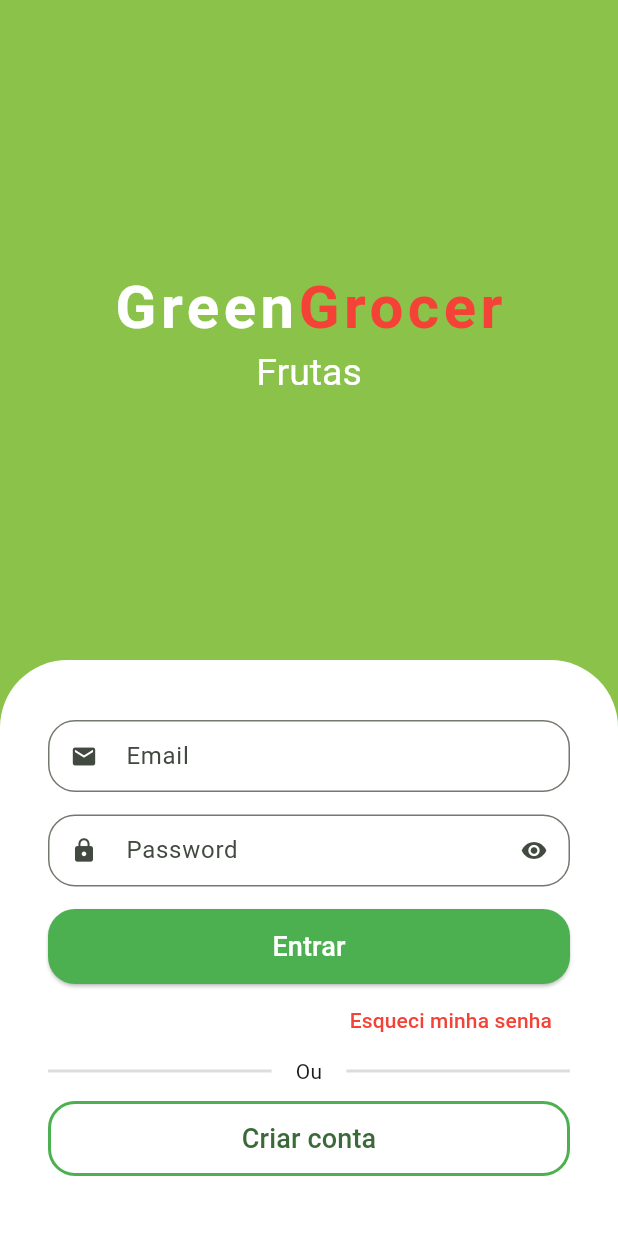
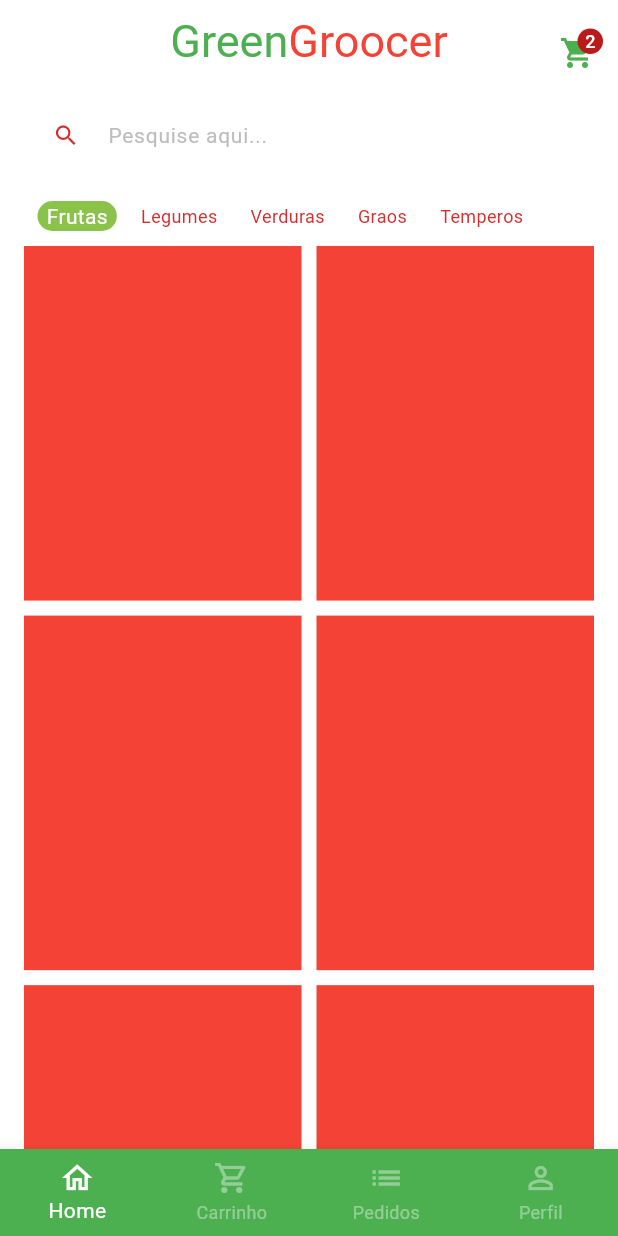
Before and after one commit to matheuspiffer/greengrocer, a Flutter app: the screen it shows after launch, after a tap on "Entrar", on a phone screen of 412 x 824 dp. Run offline on Flutter 3.47's test engine with Material 3 defaults, Android fonts, the phone set to English and light mode, and no system bars; drawn by our look-alikes of animated_text_kit; our stand-ins replace mask_text_input_formatter.

Commit message:
Adicionado sign up and home tb screen

```diff
--- a/lib/main.dart
+++ b/lib/main.dart
@@ -1,5 +1,5 @@
 import 'package:flutter/material.dart';
-import 'package:greengrocer/src/auth/sign_in_screen.dart';
+import 'package:greengrocer/src/pages/auth/sign_in_screen.dart';
 
 void main() {
   runApp(const MyApp());
@@ -14,9 +14,9 @@ class MyApp extends StatelessWidget {
     return MaterialApp(
       title: 'Flutter Demo',
       theme: ThemeData(
-        colorScheme: ColorScheme.fromSeed(seedColor: Colors.green),
-        useMaterial3: true,
-      ),
+          colorScheme: ColorScheme.fromSeed(seedColor: Colors.green),
+          useMaterial3: true,
+          scaffoldBackgroundColor: Colors.white.withAlpha(190)),
       debugShowCheckedModeBanner: false,
       home: const SignInScreen(),
     );
--- a/lib/src/auth/components/custom_text_field.dart
+++ b/lib/src/pages/auth/components/custom_text_field.dart
@@ -1,16 +1,18 @@
 import 'package:flutter/material.dart';
+import 'package:flutter/services.dart';
 
 class CustomTextField extends StatefulWidget {
   final IconData icon;
   final String label;
   final bool isSecret;
+  final List<TextInputFormatter>? inputFormatters;
 
-  const CustomTextField({
-    super.key,
-    required this.icon,
-    required this.label,
-    this.isSecret = false,
-  });
+  const CustomTextField(
+      {super.key,
+      required this.icon,
+      required this.label,
+      this.isSecret = false,
+      this.inputFormatters});
 
   @override
   State<CustomTextField> createState() => _CustomTextFieldState();
@@ -30,6 +32,7 @@ class _CustomTextFieldState extends State<CustomTextField> {
     return Padding(
       padding: const EdgeInsets.only(bottom: 15),
       child: TextFormField(
+        inputFormatters: widget.inputFormatters,
         obscureText: isObscure,
         decoration: InputDecoration(
           prefixIcon: Icon(widget.icon),
--- a/lib/src/auth/sign_in_screen.dart
+++ b/lib/src/pages/auth/sign_in_screen.dart
@@ -1,12 +1,18 @@
 import 'package:animated_text_kit/animated_text_kit.dart';
 import 'package:flutter/material.dart';
-import 'package:greengrocer/src/auth/components/custom_text_field.dart';
-import 'package:greengrocer/src/auth/sign_up_screen.dart';
+import 'package:greengrocer/src/pages/auth/components/custom_text_field.dart';
+import 'package:greengrocer/src/pages/auth/sign_up_screen.dart';
+import 'package:greengrocer/src/pages/base/%20base_screen.dart';
 import 'package:greengrocer/src/config/custom_colors.dart';
 
-class SignInScreen extends StatelessWidget {
+class SignInScreen extends StatefulWidget {
   const SignInScreen({super.key});
 
+  @override
+  State<SignInScreen> createState() => _SignInScreenState();
+}
+
+class _SignInScreenState extends State<SignInScreen> {
   @override
   Widget build(BuildContext context) {
     final size = MediaQuery.of(context).size;
@@ -97,7 +103,12 @@ class SignInScreen extends StatelessWidget {
                             borderRadius: BorderRadius.circular(18),
                           ),
                         ),
-                        onPressed: () {},
+                        onPressed: () {
+                          Navigator.of(context)
+                              .pushReplacement(MaterialPageRoute(builder: (c) {
+                            return const BaseScreen();
+                          }));
+                        },
                         child: const Text(
                           "Entrar",
                           style: TextStyle(
--- /dev/null
+++ b/lib/src/pages/base/ base_screen.dart
@@ -0,0 +1,68 @@
+// ignore_for_file: file_names
+
+import 'package:flutter/material.dart';
+import 'package:greengrocer/src/pages/home/home_tab.dart';
+
+class BaseScreen extends StatefulWidget {
+  const BaseScreen({super.key});
+
+  @override
+  State<BaseScreen> createState() => _BaseScreenState();
+}
+
+class _BaseScreenState extends State<BaseScreen> {
+  int currentIndex = 0;
+  final pageController = PageController();
+
+  @override
+  Widget build(BuildContext context) {
+    return Scaffold(
+      body: PageView(
+        physics: const NeverScrollableScrollPhysics(),
+        controller: pageController,
+        children: [
+          const HomeTab(),
+          Container(
+            color: Colors.red,
+          ),
+          Container(
+            color: Colors.blue,
+          ),
+          Container(
+            color: Colors.orange,
+          ),
+        ],
+      ),
+      bottomNavigationBar: BottomNavigationBar(
+          currentIndex: currentIndex,
+          type: BottomNavigationBarType.fixed,
+          onTap: (index) {
+            setState(() {
+              currentIndex = index;
+              pageController.jumpToPage(index);
+            });
+          },
+          backgroundColor: Colors.green,
+          selectedItemColor: Colors.white,
+          unselectedItemColor: Colors.white.withAlpha(100),
+          items: const [
+            BottomNavigationBarItem(
+              icon: Icon(Icons.home_outlined),
+              label: 'Home',
+            ),
+            BottomNavigationBarItem(
+              icon: Icon(Icons.shopping_cart_outlined),
+              label: 'Carrinho',
+            ),
+            BottomNavigationBarItem(
+              icon: Icon(Icons.list),
+              label: 'Pedidos',
+            ),
+            BottomNavigationBarItem(
+              icon: Icon(Icons.person_outline),
+              label: 'Perfil',
+            ),
+          ]),
+    );
+  }
+}
--- /dev/null
+++ b/lib/src/pages/home/components/category_tile.dart
@@ -0,0 +1,38 @@
+import 'package:flutter/material.dart';
+import 'package:greengrocer/src/config/custom_colors.dart';
+
+class CategoryTile extends StatelessWidget {
+  const CategoryTile(
+      {super.key,
+      required this.category,
+      required this.isSelected,
+      required this.onPressed});
+
+  final String category;
+  final bool isSelected;
+  final VoidCallback onPressed;
+  @override
+  Widget build(BuildContext context) {
+    return GestureDetector(
+      onTap: onPressed,
+      child: Align(
+        alignment: Alignment.center,
+        child: Container(
+            padding: const EdgeInsets.symmetric(horizontal: 6),
+            decoration: BoxDecoration(
+                borderRadius: BorderRadius.circular(10),
+                color: isSelected
+                    ? CustomColors.customSwatchColor
+                    : Colors.transparent),
+            child: Text(
+              category,
+              style: TextStyle(
+                  color: isSelected
+                      ? Colors.white
+                      : CustomColors.customConstrastColor,
+                  fontSize: isSelected ? 14 : 12),
+            )),
+      ),
+    );
+  }
+}
--- /dev/null
+++ b/lib/src/pages/home/home_tab.dart
@@ -0,0 +1,122 @@
+import 'package:flutter/material.dart';
+import 'package:greengrocer/src/config/custom_colors.dart';
+import 'package:greengrocer/src/pages/home/components/category_tile.dart';
+import 'package:greengrocer/src/config/app_data.dart' as appData;
+
+class HomeTab extends StatefulWidget {
+  const HomeTab({super.key});
+
+  @override
+  State<HomeTab> createState() => _HomeTabState();
+}
+
+class _HomeTabState extends State<HomeTab> {
+  String selectedCategory = 'Frutas';
+
+  @override
+  Widget build(BuildContext context) {
+    return Scaffold(
+      appBar: AppBar(
+        backgroundColor: Colors.transparent,
+        elevation: 0,
+        centerTitle: true,
+        title: const Text.rich(
+          TextSpan(
+            style: TextStyle(
+              fontSize: 30,
+            ),
+            children: [
+              TextSpan(
+                text: 'Green',
+                style: TextStyle(color: Colors.green),
+              ),
+              TextSpan(text: 'Groocer', style: TextStyle(color: Colors.red)),
+            ],
+          ),
+        ),
+        actions: [
+          Padding(
+            padding: const EdgeInsets.only(top: 15, right: 15),
+            child: GestureDetector(
+              onTap: () {},
+              child: const Badge(
+                label: Text(
+                  '2',
+                  style: TextStyle(
+                    color: Colors.white,
+                    fontSize: 12,
+                  ),
+                ),
+                child: Icon(
+                  Icons.shopping_cart,
+                  color: Colors.green,
+                ),
+              ),
+            ),
+          )
+        ],
+      ),
+      body: Column(
+        children: [
+          Padding(
+            padding: const EdgeInsets.symmetric(horizontal: 20, vertical: 10),
+            child: TextFormField(
+              decoration: InputDecoration(
+                filled: true,
+                fillColor: Colors.white,
+                isDense: true,
+                hintText: 'Pesquise aqui...',
+                hintStyle: TextStyle(color: Colors.grey.shade400, fontSize: 14),
+                prefixIcon: Icon(
+                  Icons.search,
+                  color: CustomColors.customConstrastColor,
+                ),
+                border: OutlineInputBorder(
+                  borderRadius: BorderRadius.circular(60),
+                  borderSide:
+                      const BorderSide(width: 0, style: BorderStyle.none),
+                ),
+              ),
+            ),
+          ),
+          Container(
+            padding: const EdgeInsets.only(left: 25),
+            height: 40,
+            child: ListView.separated(
+                scrollDirection: Axis.horizontal,
+                itemBuilder: (_, index) {
+                  return CategoryTile(
+                    onPressed: () {
+                      setState(() {
+                        selectedCategory = appData.categories[index];
+                      });
+                    },
+                    category: appData.categories[index],
+                    isSelected: appData.categories[index] == selectedCategory,
+                  );
+                },
+                separatorBuilder: (_, index) => const SizedBox(width: 10),
+                itemCount: appData.categories.length),
+          ),
+          Expanded(
+            child: GridView.builder(
+              padding: const EdgeInsets.fromLTRB(16, 0, 16, 16),
+              physics: const BouncingScrollPhysics(),
+              gridDelegate: const SliverGridDelegateWithFixedCrossAxisCount(
+                  crossAxisCount: 2,
+                  mainAxisSpacing: 10,
+                  crossAxisSpacing: 10,
+                  childAspectRatio: 9 / 11.5),
+              itemBuilder: (_, index) {
+                return Container(
+                  color: Colors.red,
+                );
+              },
+              itemCount: appData.items.length,
+            ),
+          ),
+        ],
+      ),
+    );
+  }
+}
--- a/pubspec.yaml
+++ b/pubspec.yaml
@@ -35,6 +35,7 @@ dependencies:
   # Use with the CupertinoIcons class for iOS style icons.
   cupertino_icons: ^1.0.6
   animated_text_kit: ^4.2.2
+  mask_text_input_formatter: ^2.9.0
 
 dev_dependencies:
   flutter_test:
@@ -58,8 +59,8 @@ flutter:
   uses-material-design: true
 
   # To add assets to your application, add an assets section, like this:
-  # assets:
-  #   - images/a_dot_burr.jpeg
+  assets:
+    - assets/fruits/
   #   - images/a_dot_ham.jpeg
 
   # An image asset can refer to one or more resolution-specific "variants", see
```
Also changed, not shown: lib/src/auth/sign_up_screen.dart (deleted, +0 -82 lines), lib/src/config/app_data.dart (added, +73 -0 lines), lib/src/models/item_model.dart (added, +14 -0 lines), lib/src/pages/auth/sign_up_screen.dart (added, +107 -0 lines), assets/fruits/apple.png (added), assets/fruits/grape.png (added), assets/fruits/guava.png (added), assets/fruits/kiwi.png (added), assets/fruits/mango.png (added), assets/fruits/papaya.png (added), pubspec.lock, 3 other files.
